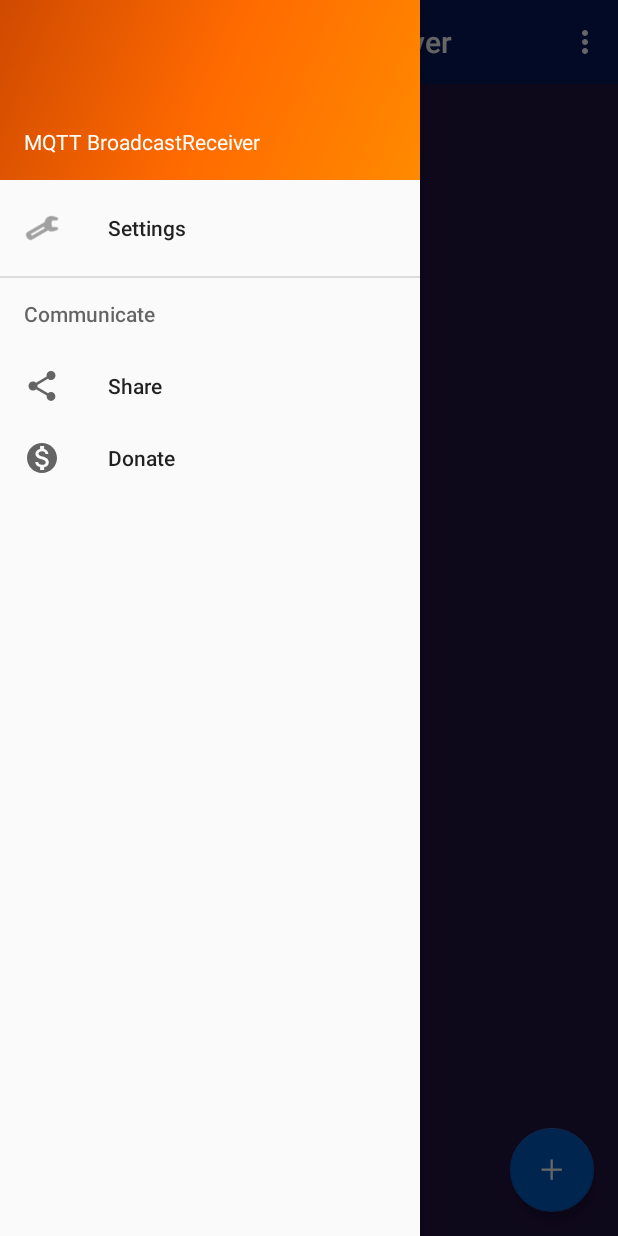
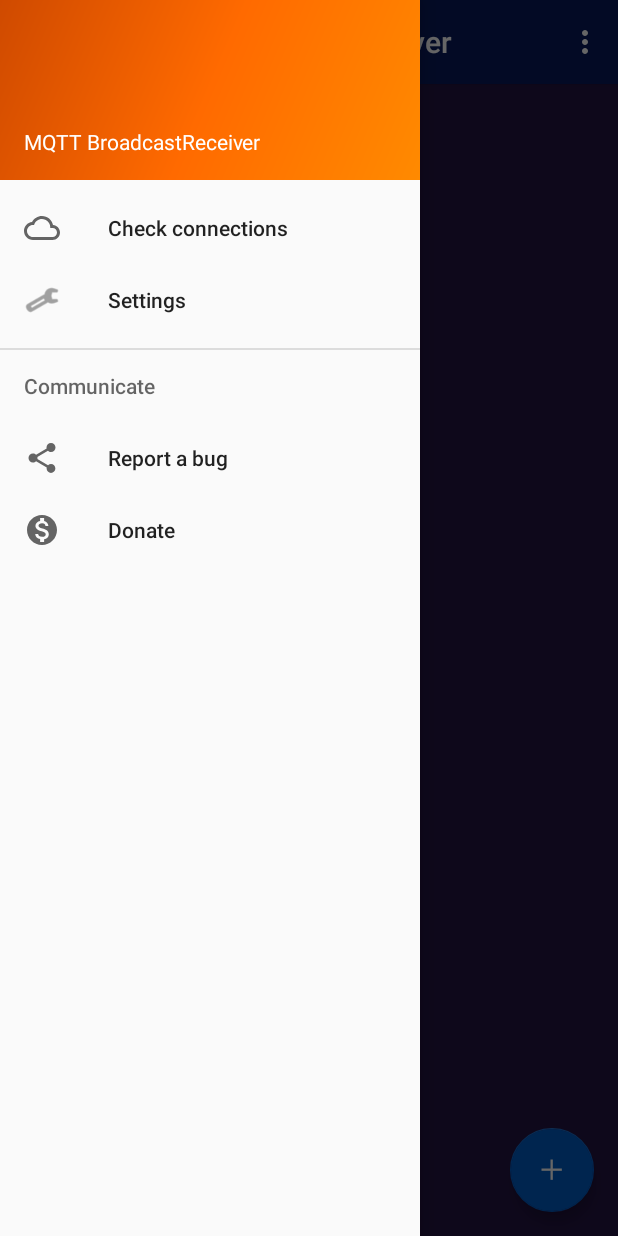
Before and after one commit to bondrogeen/CLAW_light, an Android app: the screen it shows after launch (AppActivity), with the side drawer open, on a phone screen of 412 x 824 dp. Run offline under Robolectric (Android 15) with nearby library versions, the phone set to English and light mode, and no system bars; libraries missing offline, so code that uses them is left out: com.afollestad.materialdialogs, com.diegodobelo.expandingview; 3 statements that could not run were skipped.

Commit message:
add goggle now

```diff
--- a/app/src/main/java/ru/codedevice/mqttbroadcastreceiver/AppService.java
+++ b/app/src/main/java/ru/codedevice/mqttbroadcastreceiver/AppService.java
@@ -122,6 +122,10 @@ public class AppService extends Service implements MqttCallback {
                     String key = intent.getStringExtra("key");
                     String key_value = intent.getStringExtra("value");
                     map.put("info/key/"+key, key_value);
+                    break;
+                case "googleNow":
+                    String text = intent.getStringExtra("Text");
+                    map.put("info/googleNow/text", text.toLowerCase());
                     break;
                 case "test":
                     map.put("info/buttons/check", "true");
--- a/app/src/main/res/menu/activity_main_drawer.xml
+++ b/app/src/main/res/menu/activity_main_drawer.xml
@@ -12,10 +12,10 @@
             <!--android:id="@+id/nav_gallery"-->
             <!--android:icon="@drawable/ic_menu_gallery"-->
             <!--android:title="Gallery" />-->
-        <!--<item-->
-            <!--android:id="@+id/nav_slideshow"-->
-            <!--android:icon="@drawable/ic_menu_slideshow"-->
-            <!--android:title="Slideshow" />-->
+        <item
+            android:id="@+id/nav_check"
+            android:icon="@drawable/ic_cloud_queue_black_24dp"
+            android:title="Check connections" />
         <item
             android:id="@+id/nav_settings"
             android:icon="@drawable/ic_menu_manage"
@@ -27,7 +27,7 @@
             <item
                 android:id="@+id/nav_share"
                 android:icon="@drawable/ic_menu_share"
-                android:title="Share" />
+                android:title="Report a bug" />
             <item
                 android:id="@+id/nav_donate"
                 android:icon="@drawable/ic_monetization_on_black_24dp"
```
Also changed, not shown: app/src/main/AndroidManifest.xml (+5 -2 lines), app/src/main/java/ru/codedevice/mqttbroadcastreceiver/AppActivity.java (+35 -3 lines), app/src/main/java/ru/codedevice/mqttbroadcastreceiver/AppReceiver.java (+8 -0 lines), app/src/main/res/mipmap-hdpi/ic_launcher_round.png, app/src/main/res/mipmap-mdpi/ic_launcher_round.png, app/src/main/res/mipmap-xhdpi/ic_launcher_round.png, app/src/main/res/mipmap-xxhdpi/ic_launcher_round.png, app/src/main/res/mipmap-xxxhdpi/ic_launcher_round.png, 1 other file.
